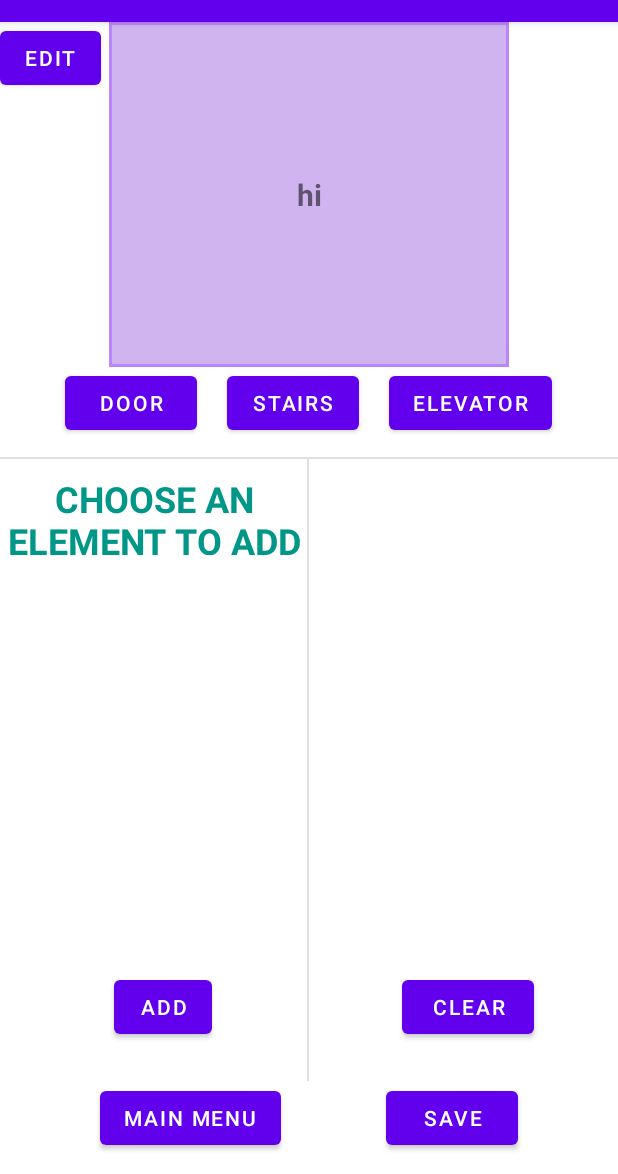
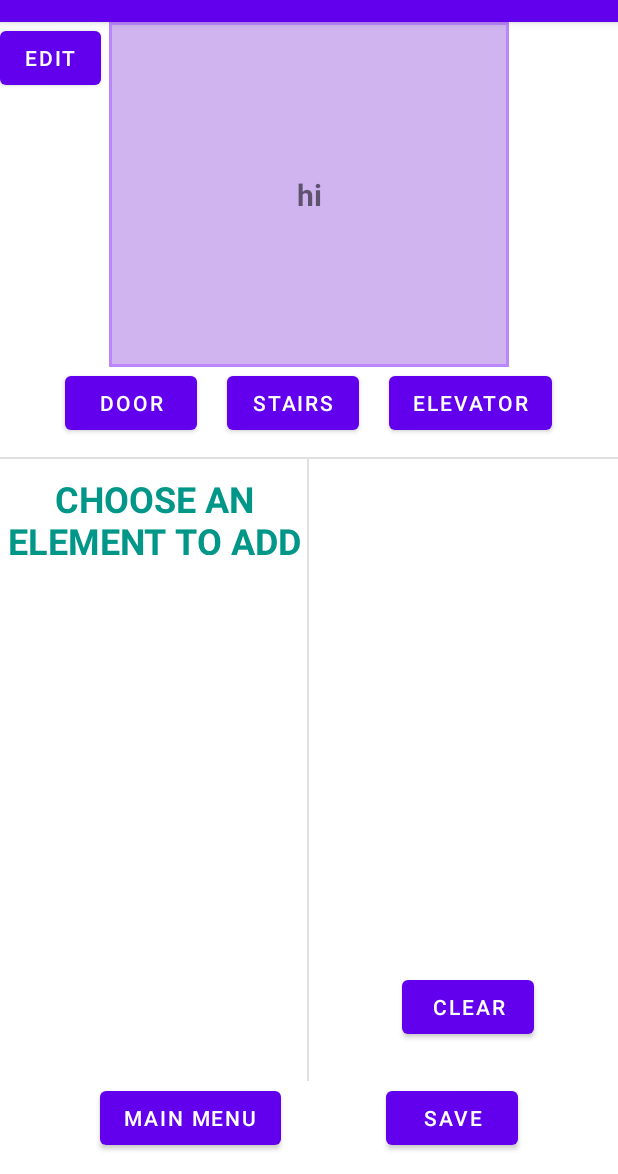
Before and after one commit to manuespi/WayfindingApp, an Android app: the EditRoomActivity screen opened directly, with no data from a screen before it, on a phone screen of 412 x 824 dp, the part 62-1236 px from its top. Run offline under Robolectric (Android 15) with nearby library versions, the phone set to English and light mode, and no system bars; our stand-ins replace data binding; 1 statement that could not run was skipped.

Commit message:
boton add desaparece si no se está añadiendo un objeto
para evitar q el app pete si se pulsa add sin tener elemento seleccionado

```diff
--- a/app/src/main/java/com/example/wayfinding/CreateActivity.java
+++ b/app/src/main/java/com/example/wayfinding/CreateActivity.java
@@ -457,6 +457,7 @@ public class CreateActivity extends AppCompatActivity implements ElementListAdap
                 if (addElemHeader.getVisibility() == View.VISIBLE){
                     addElemHeader.setVisibility(View.INVISIBLE);
                     editingHeader.setVisibility(View.VISIBLE);
+                    addElementButton.setVisibility(View.VISIBLE);
                 }
 
                 if (coordinatesPrompt.getVisibility() == View.INVISIBLE){
@@ -495,6 +496,7 @@ public class CreateActivity extends AppCompatActivity implements ElementListAdap
                 if (addElemHeader.getVisibility() == View.VISIBLE){
                     addElemHeader.setVisibility(View.INVISIBLE);
                     editingHeader.setVisibility(View.VISIBLE);
+                    addElementButton.setVisibility(View.VISIBLE);
                 }
 
                 if (coordinatesPrompt.getVisibility() == View.INVISIBLE){
@@ -533,6 +535,7 @@ public class CreateActivity extends AppCompatActivity implements ElementListAdap
                 if (addElemHeader.getVisibility() == View.VISIBLE){
                     addElemHeader.setVisibility(View.INVISIBLE);
                     editingHeader.setVisibility(View.VISIBLE);
+                    addElementButton.setVisibility(View.VISIBLE);
                 }
 
                 if (coordinatesPrompt.getVisibility() == View.INVISIBLE){
@@ -604,6 +607,8 @@ public class CreateActivity extends AppCompatActivity implements ElementListAdap
                     if (editingHeader.getVisibility() == View.VISIBLE){
                         editingHeader.setVisibility(View.INVISIBLE);
                         addElemHeader.setVisibility(View.VISIBLE);
+                        addElementButton.setVisibility(View.INVISIBLE);
+
 
                         coordinatesPrompt.setVisibility(View.INVISIBLE);
                         coordXPrompt.setVisibility(View.INVISIBLE);
--- a/app/src/main/res/layout/activity_create.xml
+++ b/app/src/main/res/layout/activity_create.xml
@@ -321,7 +321,8 @@
                         android:layout_alignParentBottom="true"
                         android:layout_marginLeft="76dp"
                         android:layout_marginBottom="25dp"
-                        android:text="Add" />
+                        android:text="Add"
+                        android:visibility="invisible"/>
 
                 </RelativeLayout>
 
```
